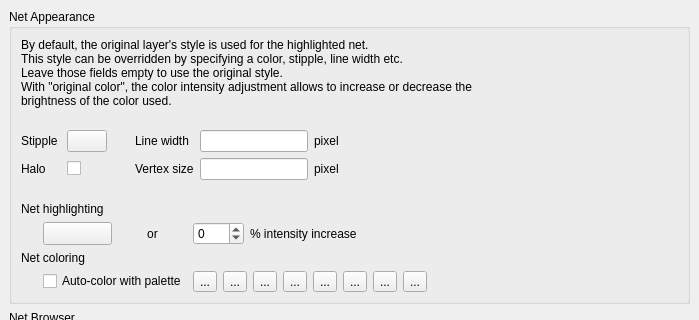
KLayout/klayout, file src/plugins/tools/net_tracer/lay_plugin/NetTracerConfigPage.ui: the form before one commit; both pictures show x 0 to 699 and y 0 to 320 of the 699 by 554 pixel window.
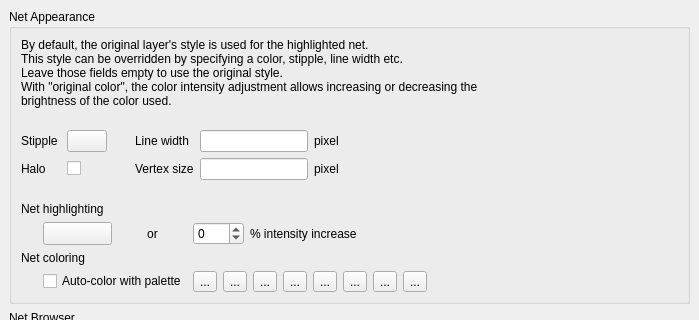
The form after the commit. Custom widgets are drawn as their Qt base class.

Commit message: Fixed some spelling errors (allow to, allows to)

What changed in the file:
```diff
--- a/src/plugins/tools/net_tracer/lay_plugin/NetTracerConfigPage.ui
+++ b/src/plugins/tools/net_tracer/lay_plugin/NetTracerConfigPage.ui
@@ -31,13 +31,13 @@
       <property name="spacing" >
        <number>6</number>
       </property>
-      <item row="0" column="0" >
-       <widget class="QLabel" name="label_6" >
-        <property name="text" >
+      <item row="0" column="0">
+       <widget class="QLabel" name="label_6">
+        <property name="text">
          <string>By default, the original layer's style is used for the highlighted net. 
 This style can be overridden by specifying a color, stipple, line width etc. 
 Leave those fields empty to use the original style. 
-With "original color", the color intensity adjustment allows to increase or decrease the 
+With &quot;original color&quot;, the color intensity adjustment allows increasing or decreasing the 
 brightness of the color used.</string>
         </property>
         <property name="wordWrap" >
@@ -555,7 +555,7 @@
    </item>
   </layout>
  </widget>
- <layoutdefault spacing="6" margin="11" />
+ <layoutdefault spacing="6" margin="11"/>
  <customwidgets>
   <customwidget>
    <class>lay::DitherPatternSelectionButton</class>
```
Left out of the diff: 431 changed lines with no effect on the pictures. The commit also changes 89 other files.
